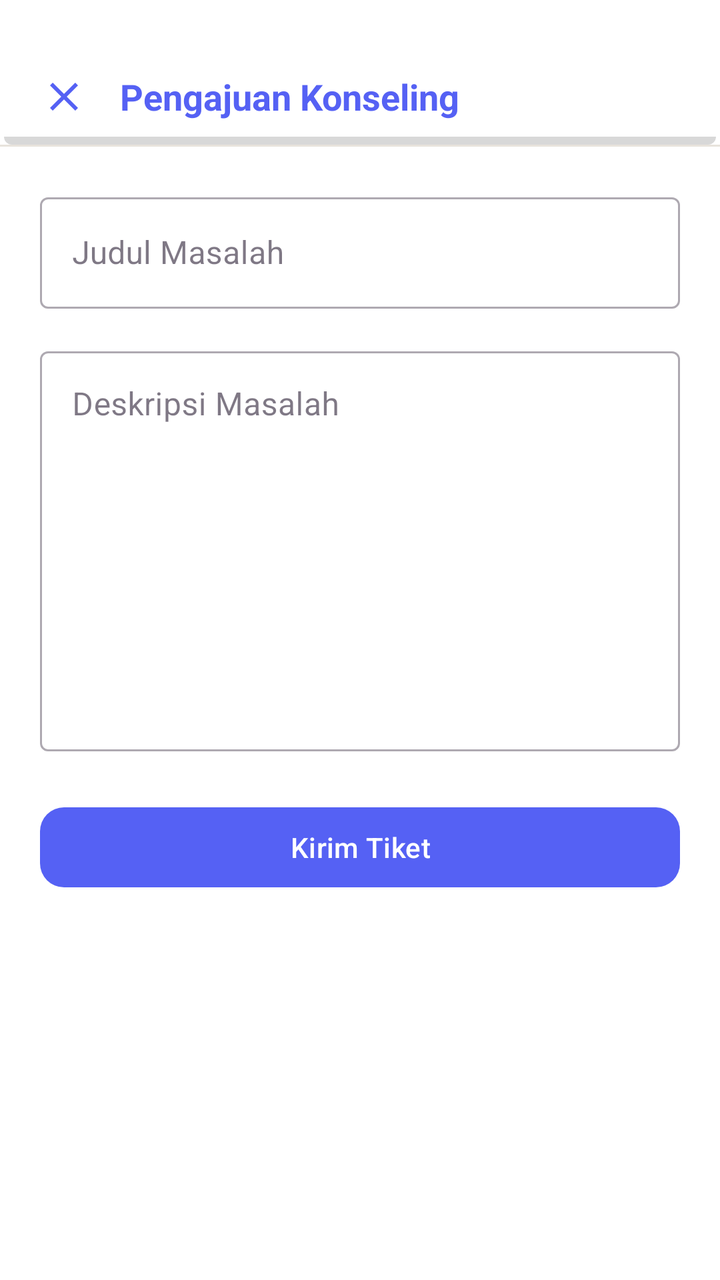
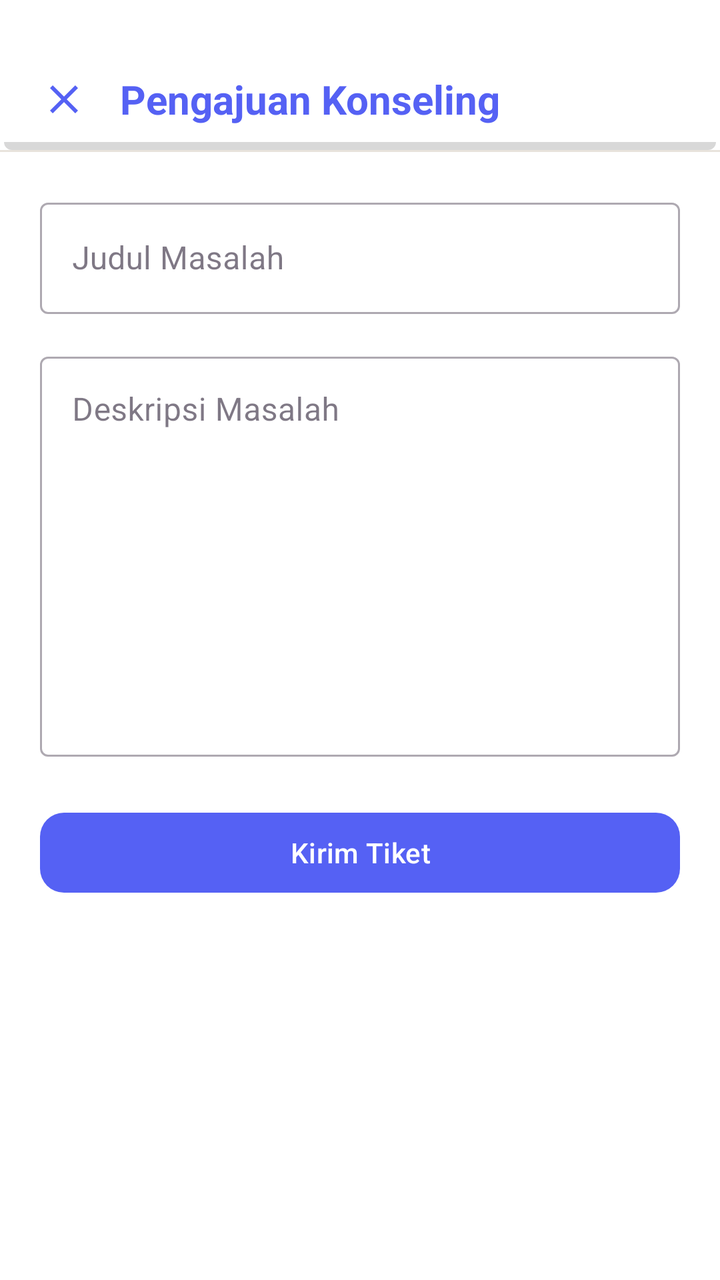

The first picture is an Android layout as it rendered before a commit; the second is the same layout after the commit. The layout source and the unified diff follow.
<!-- AndroidManifest.xml: application theme Theme.BkNova -->
<!-- res/layout/fragment_pengajuan_tiket.xml -->
<?xml version="1.0" encoding="utf-8"?>
<androidx.constraintlayout.widget.ConstraintLayout xmlns:android="http://schemas.android.com/apk/res/android"
    xmlns:app="http://schemas.android.com/apk/res-auto"
    android:layout_width="match_parent"
    android:layout_height="match_parent"
    android:background="@color/white">

    
    <androidx.constraintlayout.widget.ConstraintLayout
        android:id="@+id/header"
        android:layout_width="match_parent"
        android:layout_height="wrap_content"
        android:paddingTop="36dp"
        android:paddingBottom="12dp"
        android:paddingHorizontal="20dp"
        android:background="@drawable/bg_header"
        app:layout_constraintTop_toTopOf="parent">

        <ImageView
            android:id="@+id/btn_back_pengajuan"
            android:layout_width="24dp"
            android:layout_height="24dp"
            android:src="@drawable/ic_close"
            app:layout_constraintBottom_toBottomOf="parent"
            app:layout_constraintStart_toStartOf="parent"
            app:layout_constraintTop_toTopOf="parent"
            app:tint="@color/brand_primary"
            android:clickable="true"
            android:focusable="true"
            android:background="?attr/selectableItemBackgroundBorderless" />

        <TextView
            android:layout_width="wrap_content"
            android:layout_height="wrap_content"
            android:layout_marginStart="16dp"
            android:text="Pengajuan Konseling"
            android:textColor="@color/brand_primary"
            android:textSize="18sp"
            android:textStyle="bold"
            app:layout_constraintBottom_toBottomOf="parent"
            app:layout_constraintStart_toEndOf="@id/btn_back_pengajuan"
            app:layout_constraintTop_toTopOf="parent" />

    </androidx.constraintlayout.widget.ConstraintLayout>

    <View
        android:id="@+id/divider_header"
        android:layout_width="match_parent"
        android:layout_height="1dp"
        android:background="@color/divider_color"
        app:layout_constraintTop_toBottomOf="@id/header" />

    <androidx.core.widget.NestedScrollView
        android:layout_width="match_parent"
        android:layout_height="0dp"
        app:layout_constraintBottom_toBottomOf="parent"
        app:layout_constraintTop_toBottomOf="@id/divider_header">

        <LinearLayout
            android:layout_width="match_parent"
            android:layout_height="wrap_content"
            android:orientation="vertical"
            android:padding="20dp">

            <com.google.android.material.textfield.TextInputLayout
                android:id="@+id/til_judul_pengajuan"
                android:layout_width="match_parent"
                android:layout_height="wrap_content"
                android:hint="Judul Masalah"
                style="@style/Widget.MaterialComponents.TextInputLayout.OutlinedBox">

                <com.google.android.material.textfield.TextInputEditText
                    android:layout_width="match_parent"
                    android:layout_height="wrap_content" />
            </com.google.android.material.textfield.TextInputLayout>

            <com.google.android.material.textfield.TextInputLayout
                android:id="@+id/til_isi_pengajuan"
                android:layout_width="match_parent"
                android:layout_height="wrap_content"
                android:hint="Deskripsi Masalah"
                android:layout_marginTop="16dp"
                style="@style/Widget.MaterialComponents.TextInputLayout.OutlinedBox">

                <com.google.android.material.textfield.TextInputEditText
                    android:layout_width="match_parent"
                    android:layout_height="200dp"
                    android:gravity="top" />
            </com.google.android.material.textfield.TextInputLayout>

            <com.google.android.material.button.MaterialButton
                android:id="@+id/btn_kirim_tiket"
                android:layout_width="match_parent"
                android:layout_height="wrap_content"
                android:text="Kirim Tiket"
                android:layout_marginTop="24dp"
                app:cornerRadius="12dp" />

        </LinearLayout>
    </androidx.core.widget.NestedScrollView>

</androidx.constraintlayout.widget.ConstraintLayout>
<!-- resources referenced by this layout -->
<resources>
  <color name="brand_primary">#5561F4</color>
  <color name="divider_color">#E8E3DC</color>
  <color name="white">#FFFFFFFF</color>
  <!-- drawable bg_header (drawable) -->
  <?xml version="1.0" encoding="utf-8"?>
  <layer-list xmlns:android="http://schemas.android.com/apk/res/android">
  
      
      <item
          android:left="2dp"
          android:right="2dp"
          android:top="4dp">
          <shape android:shape="rectangle">
              <solid android:color="#27000000"/>
              <corners android:radius="4dp" />
          </shape>
      </item>
  
      
      <item
          android:right="0dp"
          android:bottom="4dp">
          <shape android:shape="rectangle">
              <solid android:color="#FFFFFF" />
          </shape>
      </item>
  
  </layer-list>
  <!-- drawable ic_close (drawable) -->
  <vector xmlns:android="http://schemas.android.com/apk/res/android"
      android:width="24dp"
      android:height="24dp"
      android:viewportWidth="24"
      android:viewportHeight="24">
      <path
          android:fillColor="#FF000000"
          android:pathData="M19,6.41L17.59,5L12,10.59L6.41,5L5,6.41L10.59,12L5,17.59L6.41,19L12,13.41L17.59,19L19,17.59L13.41,12L19,6.41Z" />
  </vector>
  <style name="Theme.BkNova" parent="Base.Theme.BkNova" />
  <style name="Base.Theme.BkNova" parent="Theme.Material3.Light.NoActionBar">
  
          
          <item name="colorPrimary">@color/brand_primary</item>
          <item name="colorOnPrimary">@color/white</item>
          <item name="colorPrimaryContainer">@color/brand_soft</item>
          <item name="colorOnPrimaryContainer">@color/text_color_primary</item>
  
          <item name="colorSecondary">@color/accent_pink</item>
          
          <item name="colorOnSecondary">@color/text_color_primary</item>
          <item name="colorSecondaryContainer">@color/accent_pink_soft</item>
          <item name="colorOnSecondaryContainer">@color/text_color_primary</item>
  
          <item name="colorTertiary">@color/accent_peach</item>
          <item name="colorOnTertiary">@color/text_color_primary</item>
          <item name="colorTertiaryContainer">@color/accent_peach_soft</item>
          <item name="colorOnTertiaryContainer">@color/text_color_primary</item>
  
          <item name="colorSurface">@color/white</item>
          <item name="colorOnSurface">@color/text_color_primary</item>
          <item name="colorSurfaceVariant">@color/background_cream</item>
          <item name="colorOnSurfaceVariant">@color/text_color_secondary</item>
          <item name="android:colorBackground">@color/background_cream</item>
          <item name="colorOnBackground">@color/text_color_primary</item>
  
          <item name="colorOutline">@color/divider_color</item>
          <item name="colorOutlineVariant">@color/divider_color</item>
  
          <item name="colorError">@color/red_text</item>
          <item name="colorOnError">@color/white</item>
          <item name="colorErrorContainer">@color/red_light</item>
          <item name="colorOnErrorContainer">@color/red_text</item>
  
          <item name="android:windowBackground">@color/background_cream</item>
  
          
          <item name="android:statusBarColor">@android:color/transparent</item>
          <item name="android:navigationBarColor">@android:color/transparent</item>
          <item name="android:windowLightStatusBar">true</item>
          
          <item name="android:enforceNavigationBarContrast" tools:targetApi="q">false</item>
          <item name="android:enforceStatusBarContrast" tools:targetApi="q">false</item>
      </style>
  <color name="brand_soft">#F0E6FC</color>
  <color name="text_color_primary">#2A1E33</color>
  <color name="accent_pink">#FF7FAF</color>
  <color name="accent_pink_soft">#FFECF3</color>
  <color name="accent_peach">#FFC6BF</color>
  <color name="accent_peach_soft">#FFE8E5</color>
  <color name="background_cream">#F8F7F2</color>
  <color name="text_color_secondary">#6B5E75</color>
  <color name="red_text">#DC2626</color>
  <color name="red_light">#FEE2E2</color>
</resources>

<!-- the commit's change to res/layout/fragment_pengajuan_tiket.xml (unified diff, before → after) -->
@@ -35,7 +35,7 @@
             android:layout_marginStart="16dp"
             android:text="Pengajuan Konseling"
             android:textColor="@color/brand_primary"
-            android:textSize="18sp"
+            android:textSize="20sp"
             android:textStyle="bold"
             app:layout_constraintBottom_toBottomOf="parent"
             app:layout_constraintStart_toEndOf="@id/btn_back_pengajuan"
